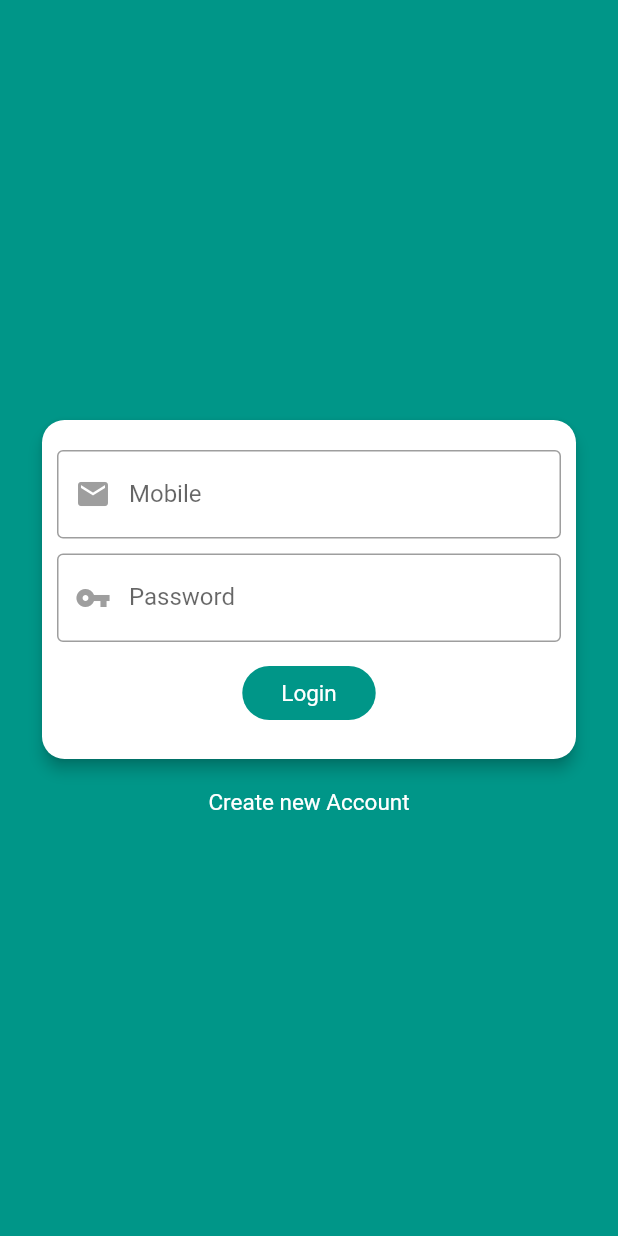
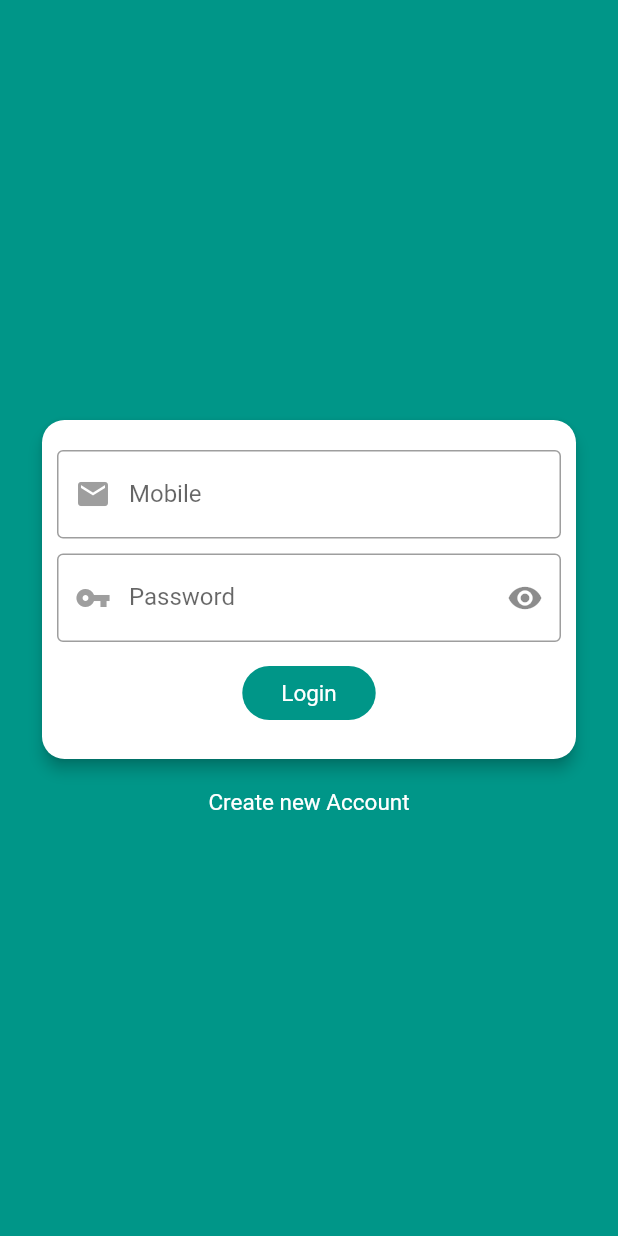
Before and after one commit to samuchakraborty/laravel_with_flutter, a Flutter app: the screen it shows after launch, on a phone screen of 412 x 824 dp. Run offline on Flutter 3.47's test engine with Material 2 defaults, Android fonts, the phone set to English and light mode, and no system bars; our stand-ins replace shared_preferences.

```diff
--- a/lib/screen/login.dart
+++ b/lib/screen/login.dart
@@ -19,7 +19,7 @@ class _LoginState extends State<Login> {
   var mobileError;
   var passwordError;
   final _scaffoldKey = GlobalKey<ScaffoldState>();
-
+  bool _secureText = true;
   _showMsg(msg) {
     final snackBar = SnackBar(
       content: Text(msg),
@@ -66,7 +66,7 @@ class _LoginState extends State<Login> {
                               TextFormField(
                                 style: TextStyle(color: Color(0xFF000000)),
                                 cursorColor: Color(0xFF9b9b9b),
-                                keyboardType: TextInputType.text,
+                                keyboardType: TextInputType.phone,
                                 decoration: InputDecoration(
                                   border: OutlineInputBorder(),
                                   prefixIcon: Icon(
@@ -96,11 +96,21 @@ class _LoginState extends State<Login> {
                                 style: TextStyle(color: Color(0xFF000000)),
                                 cursorColor: Color(0xFF9b9b9b),
                                 keyboardType: TextInputType.text,
-                                obscureText: false,
+                                obscureText: _secureText,
                                 decoration: InputDecoration(
                                   prefixIcon: Icon(
                                     Icons.vpn_key,
                                     color: Colors.grey,
+                                  ),
+                                  suffixIcon: IconButton(
+                                    icon: Icon(_secureText
+                                        ? Icons.remove_red_eye
+                                        : Icons.remove_red_eye_outlined),
+                                    onPressed: () {
+                                      setState(() {
+                                        _secureText = !_secureText;
+                                      });
+                                    },
                                   ),
                                   hintText: "Enter your Password",
                                   labelText: "Password",
```
